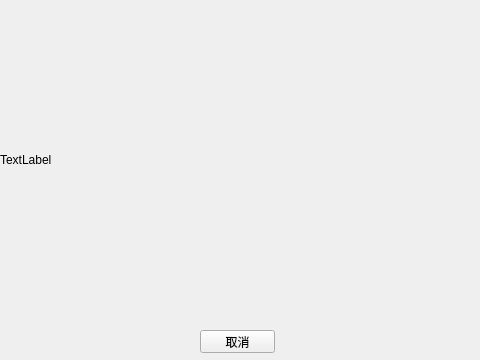
Above: videowindow.ui from za1996/chat before the change. Below: the same form after it.
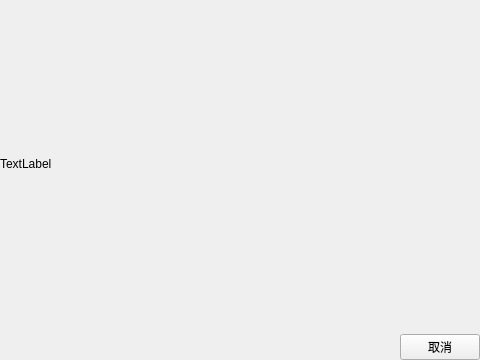
That is the form after the change.

Commit message: modified:   Chat.pro 	modified:   Chat.pro.user 	modified:   chatwindow.cpp 	modified:   chatwindow.h 	new file:   concurrentqueue.h 	modified:   global.cpp 	modified:   global.h 	modified:   loginwindow.cpp 	modified:   mainwindow.cpp 	modified:   mainwindow.h 	modified:   message.cpp 	modified:   message.h 	modified:   messagetype.h 	new file:   tumblr_ojbecmgIT51qeyvpto1_500.gif 	new file:   udprecvicer.cpp 	new file:   udprecvicer.h 	modified:   videowindow.cpp 	modified:   videowindow.h 	modified:   videowindow.ui

Patch:
```diff
--- a/videowindow.ui
+++ b/videowindow.ui
@@ -25,32 +25,57 @@
   <property name="windowTitle">
    <string>Form</string>
   </property>
+  <layout class="QVBoxLayout" name="verticalLayout">
+   <property name="leftMargin">
+    <number>0</number>
+   </property>
+   <property name="topMargin">
+    <number>0</number>
+   </property>
+   <property name="rightMargin">
+    <number>0</number>
+   </property>
+   <property name="bottomMargin">
+    <number>0</number>
+   </property>
+   <item>
   <widget class="QLabel" name="Video">
-   <property name="geometry">
-    <rect>
-     <x>0</x>
-     <y>0</y>
+     <property name="minimumSize">
+      <size>
      <width>480</width>
      <height>320</height>
-    </rect>
+      </size>
    </property>
    <property name="text">
     <string>TextLabel</string>
    </property>
   </widget>
+   </item>
+   <item>
+    <layout class="QHBoxLayout" name="horizontalLayout">
+     <item>
+      <spacer name="horizontalSpacer">
+       <property name="orientation">
+        <enum>Qt::Horizontal</enum>
+       </property>
+       <property name="sizeHint" stdset="0">
+        <size>
+         <width>40</width>
+         <height>20</height>
+        </size>
+       </property>
+      </spacer>
+     </item>
+     <item>
   <widget class="QPushButton" name="CloseButton">
-   <property name="geometry">
-    <rect>
-     <x>200</x>
-     <y>330</y>
-     <width>75</width>
-     <height>23</height>
-    </rect>
-   </property>
    <property name="text">
     <string>取消</string>
    </property>
   </widget>
+     </item>
+    </layout>
+   </item>
+  </layout>
  </widget>
  <resources/>
  <connections/>
```
Lines whose indentation alone changed are shown as unchanged. The commit also changes 18 other files.
